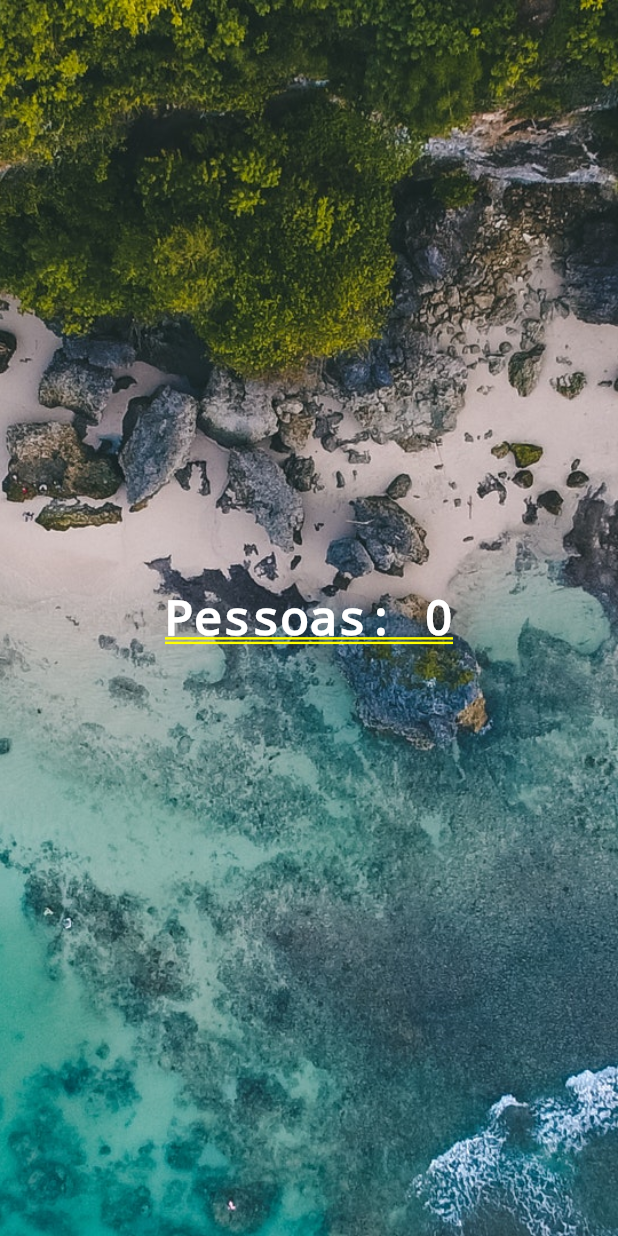
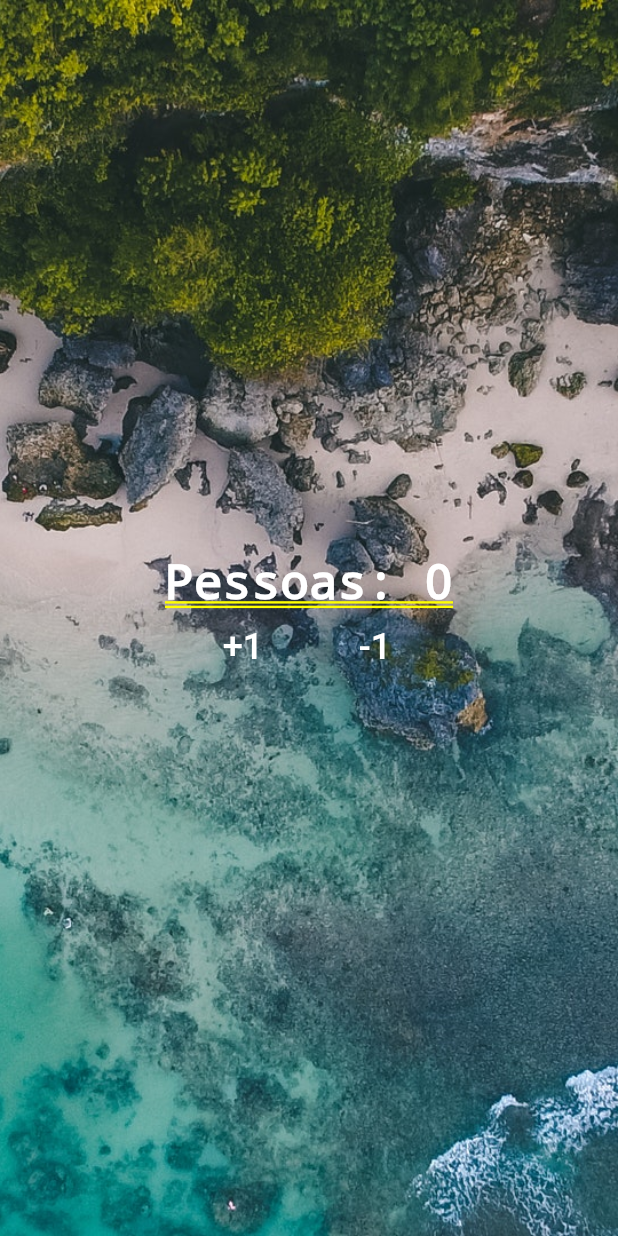
Before and after one commit to StefanyCarvalho/contador-de-pessoas, a Flutter app: the screen it shows after launch, on a phone screen of 412 x 824 dp. Run offline on Flutter 3.47's test engine with Material 2 defaults, Android fonts, the phone set to English and light mode, and no system bars.

```diff
--- a/lib/main.dart
+++ b/lib/main.dart
@@ -1,8 +1,22 @@
 import 'package:flutter/material.dart';
 
-void main() {
-  runApp(
-    MaterialApp(
+class ContadorDePessoas extends StatefulWidget {
+  @override
+  _ContadorDePessoasState createState() => _ContadorDePessoasState();
+}
+
+class _ContadorDePessoasState extends State<ContadorDePessoas> {
+  int _count = 0;
+
+  void _metodo(int operator) {
+    setState(() {
+      _count += operator;
+    });
+  }
+
+  @override
+  Widget build(BuildContext context) {
+    return MaterialApp(
       title: "Contsdor de Pessoas",
       home: Stack(
         fit: StackFit.expand,
@@ -15,16 +29,48 @@ void main() {
             mainAxisAlignment: MainAxisAlignment.center,
             children: <Widget>[
               Text(
-                "Pessoas: 0",
+                "Pessoas: $_count",
                 style: TextStyle(
                   fontSize: 32.0,
                   color: Colors.white,
                 ),
               ),
+              Row(
+                mainAxisAlignment: MainAxisAlignment.center,
+                children: <Widget>[
+                  FlatButton(
+                  onPressed: () => _metodo(1),
+                    child: Text(
+                      "+1",
+                      style: TextStyle(
+                        color: Colors.white,
+                        fontSize: 24.0,
+                      ),
+                    ),
+                  ),
+                  FlatButton(
+                    onPressed: () => _metodo(-1),
+                    child: Text(
+                      "-1",
+                      style: TextStyle(
+                        color: Colors.white,
+                        fontSize: 24.0,
+                      ),
+                    ),
+                  ),
+                ],
+              ),
             ],
           ),
         ],
       ),
-    ),
+    );
+  }
+}
+
+
+void main() {
+  runApp(
+    ContadorDePessoas()
   );
 }
```
